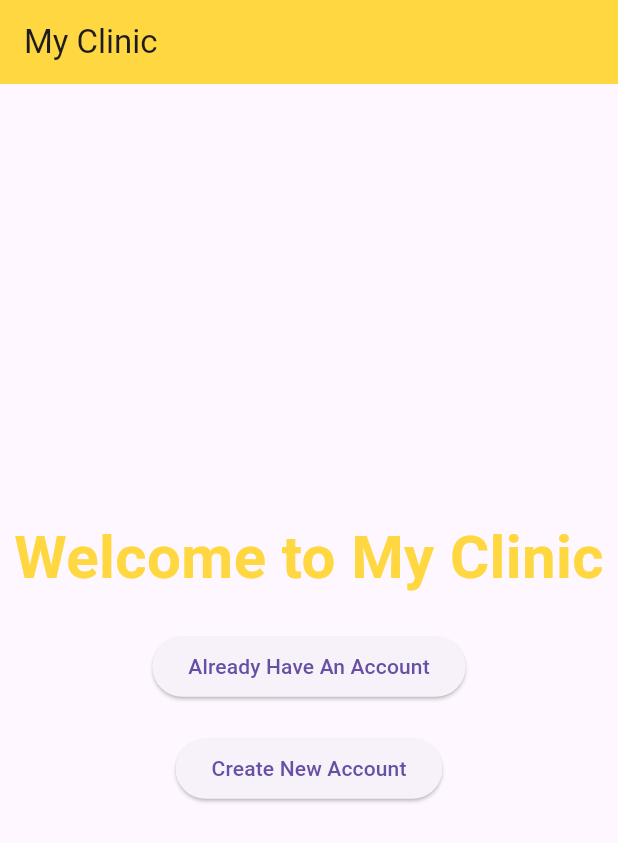
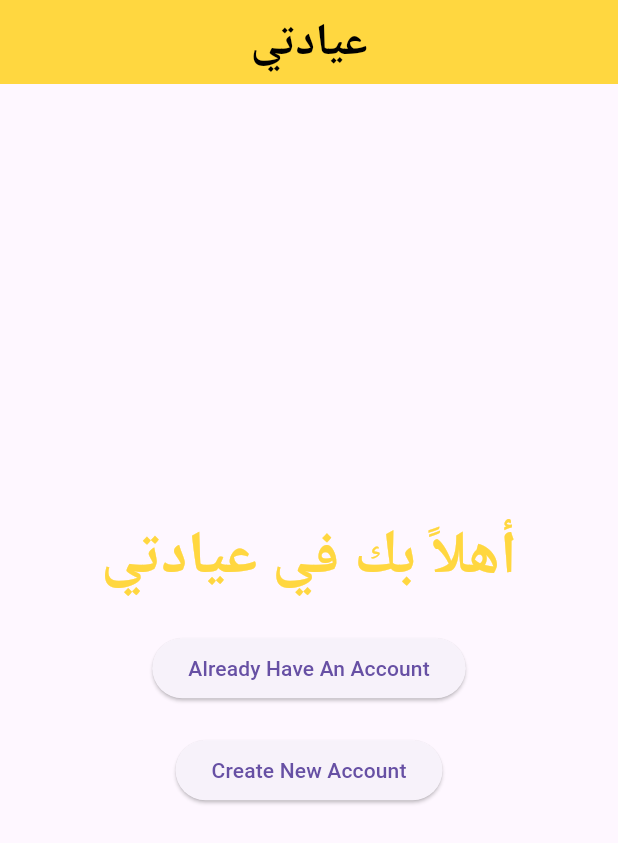
Before and after one commit to monder01/CAQM00, a Flutter app: the screen it shows after launch, on a phone screen of 412 x 824 dp. Shown: the top 843 px of the screen. Run offline on Flutter 3.47's test engine with Material 3 defaults, Android fonts, the phone set to English and light mode, and no system bars; our stand-ins replace cloud_firestore, firebase_auth, firebase_core; accounts and stored records are empty.

Commit message:
users voids done , next appointment

```diff
--- a/MyProject/lib/oop/users.dart
+++ b/MyProject/lib/oop/users.dart
@@ -1,8 +1,9 @@
+// lib/oop/users.dart
 import 'package:flutter/material.dart';
 import 'package:firebase_auth/firebase_auth.dart';
 import 'package:cloud_firestore/cloud_firestore.dart';
 import 'package:prototype1/pages/adminsPage.dart';
-import 'package:prototype1/pages/homePage.dart';
+import 'package:prototype1/pages/appointmentPage.dart';
 
 class UserC {
   String? fullname;
@@ -62,8 +63,9 @@ class UserC {
       print("Error: $e");
     }
   }
+
   //-----------------------------------
-
+  // تسجيل مستخدم جديد باستخدام البريد الإلكتروني وكلمة المرور
   Future<void> signup(
     String emailController,
     String passwordController,
@@ -95,7 +97,7 @@ class UserC {
       // الانتقال لصفحة Homepage
       Navigator.pushReplacement(
         context,
-        MaterialPageRoute(builder: (context) => Homepage()),
+        MaterialPageRoute(builder: (context) => Appointmentpage()),
       );
 
       // رسالة ترحيب
--- a/MyProject/lib/pages/homePage.dart
+++ b/MyProject/lib/pages/homePage.dart
@@ -11,8 +11,16 @@ class Homepage extends StatelessWidget {
     return Scaffold(
       // شريط التطبيق العلوي
       appBar: AppBar(
-        title: Text("My Clinic"),
+        title: Text(
+          "عيادتي",
+          style: TextStyle(
+            color: Colors.black,
+            fontWeight: FontWeight.bold,
+            fontSize: 30,
+          ),
+        ),
         backgroundColor: Colors.amberAccent[200],
+        centerTitle: true,
       ),
 
       // يضمن عدم تداخل المحتوى مع حواف الجهاز
@@ -24,7 +32,7 @@ class Homepage extends StatelessWidget {
             children: [
               // نص الترحيب الرئيسي
               Text(
-                "Welcome to My Clinic",
+                "أهلاً بك في عيادتي",
                 style: TextStyle(
                   fontSize: 40,
                   fontWeight: FontWeight.bold,
--- a/MyProject/lib/pages/signup.dart
+++ b/MyProject/lib/pages/signup.dart
@@ -1,9 +1,6 @@
 // lib/pages/signup.dart
 import 'package:flutter/material.dart';
-import 'package:firebase_auth/firebase_auth.dart';
-import 'package:cloud_firestore/cloud_firestore.dart';
 import 'package:prototype1/oop/patients.dart';
-import 'homePage.dart';
 import 'package:prototype1/oop/users.dart';
 
 class Signup extends StatefulWidget {
```
